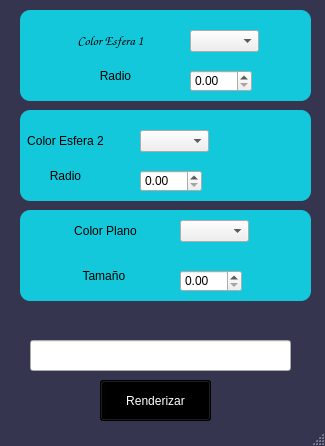
This is Interfaz.ui in Shad0wCrow/GraficacionEsferas as Qt 5 draws it before an edit. The edited form follows.
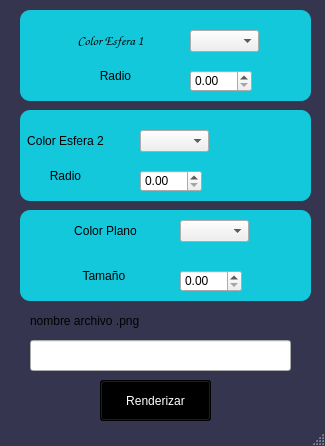
This is the edited form.

Commit message: pruebas interfaz

```diff
--- a/Interfaz.ui
+++ b/Interfaz.ui
@@ -327,6 +327,19 @@
      </rect>
     </property>
    </widget>
+   <widget class="QLabel" name="label_10">
+    <property name="geometry">
+     <rect>
+      <x>30</x>
+      <y>310</y>
+      <width>111</width>
+      <height>21</height>
+     </rect>
+    </property>
+    <property name="text">
+     <string>nombre archivo .png</string>
+    </property>
+   </widget>
    <zorder>label_7</zorder>
    <zorder>label_4</zorder>
    <zorder>label_3</zorder>
```
Left out of the diff: 1 changed line with no effect on the pictures.
